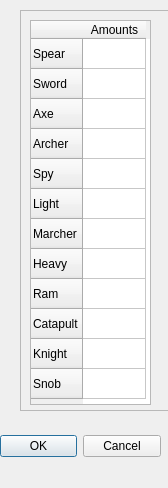
First picture: the form in amount.ui, repository Erecik1/plemsy, before the edit.
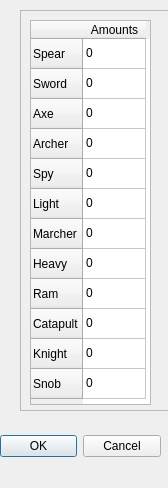
Second picture: the form after the edit.

Diff of the .ui file:
```diff
--- a/amount.ui
+++ b/amount.ui
@@ -178,6 +178,66 @@
       <string>Amounts</string>
      </property>
     </column>
+    <item row="0" column="0">
+     <property name="text">
+      <string>0</string>
+     </property>
+    </item>
+    <item row="1" column="0">
+     <property name="text">
+      <string>0</string>
+     </property>
+    </item>
+    <item row="2" column="0">
+     <property name="text">
+      <string>0</string>
+     </property>
+    </item>
+    <item row="3" column="0">
+     <property name="text">
+      <string>0</string>
+     </property>
+    </item>
+    <item row="4" column="0">
+     <property name="text">
+      <string>0</string>
+     </property>
+    </item>
+    <item row="5" column="0">
+     <property name="text">
+      <string>0</string>
+     </property>
+    </item>
+    <item row="6" column="0">
+     <property name="text">
+      <string>0</string>
+     </property>
+    </item>
+    <item row="7" column="0">
+     <property name="text">
+      <string>0</string>
+     </property>
+    </item>
+    <item row="8" column="0">
+     <property name="text">
+      <string>0</string>
+     </property>
+    </item>
+    <item row="9" column="0">
+     <property name="text">
+      <string>0</string>
+     </property>
+    </item>
+    <item row="10" column="0">
+     <property name="text">
+      <string>0</string>
+     </property>
+    </item>
+    <item row="11" column="0">
+     <property name="text">
+      <string>0</string>
+     </property>
+    </item>
    </widget>
   </widget>
  </widget>
```
